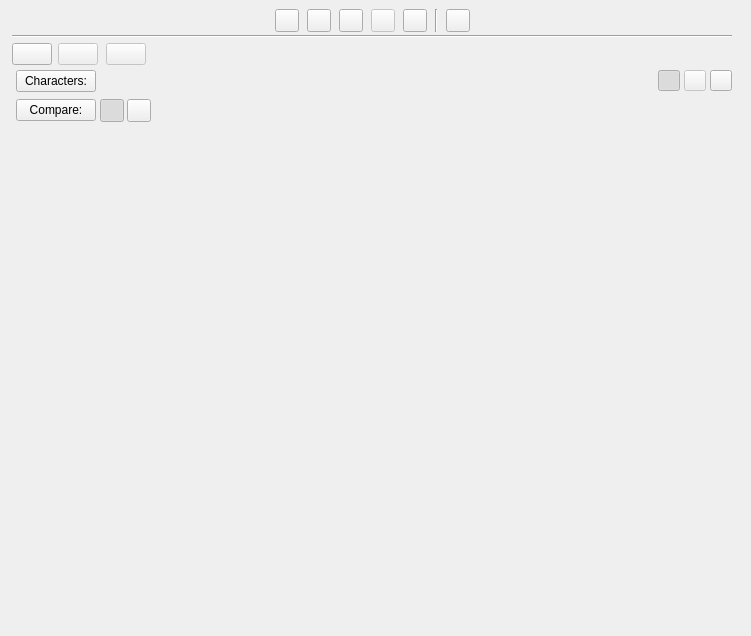
Old version of the form ui/characters_view.ui in the repository zkovari/plotlyst.
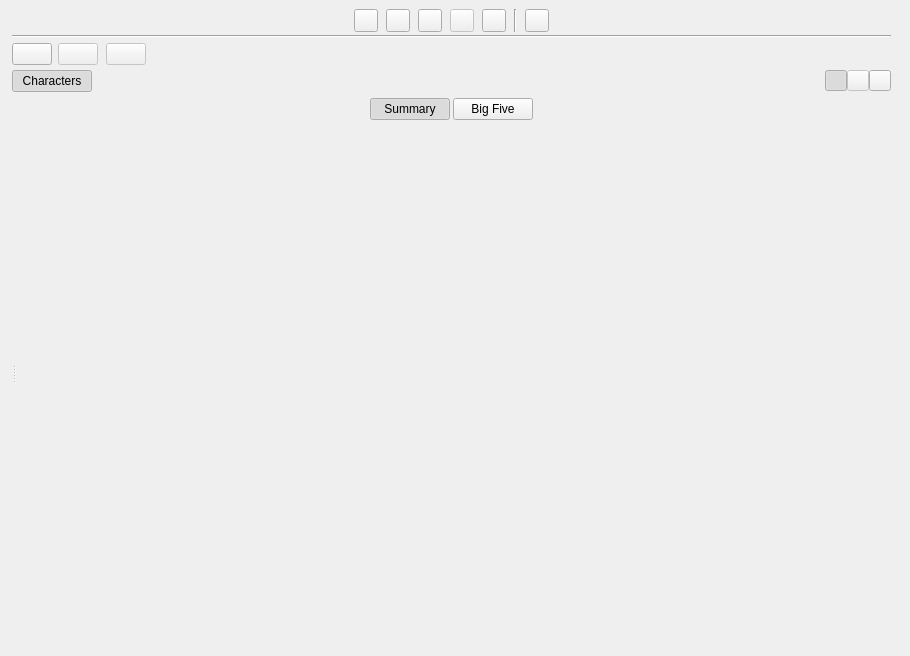
New version of the form. The open tabs and pages were chosen to show the change. Custom widgets are drawn as their Qt base class.

Commit message:
New character comparison view (#658)
* New character comparison view

* Fix int conversion

* Restyle

* Fade in and out

* rounded

* Handle refresh

What changed in the file:
```diff
--- a/ui/characters_view.ui
+++ b/ui/characters_view.ui
@@ -6,8 +6,8 @@
    <rect>
     <x>0</x>
     <y>0</y>
-    <width>751</width>
-    <height>636</height>
+    <width>910</width>
+    <height>656</height>
    </rect>
   </property>
   <property name="windowTitle">
@@ -659,9 +659,12 @@
           </layout>
          </widget>
          <widget class="QWidget" name="pageComparison">
-          <layout class="QVBoxLayout" name="verticalLayout_7">
+          <property name="bg" stdset="0">
+           <bool>true</bool>
+          </property>
+          <layout class="QVBoxLayout" name="verticalLayout_11">
            <property name="spacing">
-            <number>4</number>
+            <number>0</number>
            </property>
            <property name="leftMargin">
             <number>0</number>
@@ -677,23 +680,19 @@
            </property>
            <item>
             <layout class="QHBoxLayout" name="horizontalLayout_6">
-             <property name="leftMargin">
-              <number>4</number>
-             </property>
              <item>
               <widget class="QPushButton" name="btnCharactersLabel">
                <property name="text">
-                <string>Characters:</string>
+                <string>Characters</string>
                </property>
-              </widget>
-             </item>
-             <item>
-              <widget class="CharacterSelectorButtons" name="wdgComparisonCharacterSelector" native="true">
-               <property name="sizePolicy">
-                <sizepolicy hsizetype="Expanding" vsizetype="Preferred">
-                 <horstretch>0</horstretch>
-                 <verstretch>0</verstretch>
-                </sizepolicy>
+               <property name="checkable">
+                <bool>true</bool>
+               </property>
+               <property name="checked">
+                <bool>true</bool>
+               </property>
+               <property name="base" stdset="0">
+                <bool>true</bool>
                </property>
               </widget>
              </item>
@@ -703,7 +702,7 @@
                 <enum>Qt::Horizontal</enum>
                </property>
                <property name="sizeType">
-                <enum>QSizePolicy::Preferred</enum>
+                <enum>QSizePolicy::Expanding</enum>
                </property>
                <property name="sizeHint" stdset="0">
                 <size>
@@ -810,20 +809,52 @@
             </layout>
            </item>
            <item>
+            <widget class="QSplitter" name="splitterCompTree">
+             <property name="sizePolicy">
+              <sizepolicy hsizetype="Expanding" vsizetype="Expanding">
+               <horstretch>0</horstretch>
+               <verstretch>0</verstretch>
+              </sizepolicy>
+             </property>
+             <property name="orientation">
+              <enum>Qt::Horizontal</enum>
+             </property>
+             <widget class="QWidget" name="wdgCharactersCompTreeParent" native="true">
+              <layout class="QVBoxLayout" name="verticalLayout_10">
+               <property name="spacing">
+                <number>0</number>
+               </property>
+               <property name="leftMargin">
+                <number>0</number>
+               </property>
+               <property name="topMargin">
+                <number>0</number>
+               </property>
+               <property name="rightMargin">
+                <number>0</number>
+               </property>
+               <property name="bottomMargin">
+                <number>0</number>
+               </property>
+              </layout>
+             </widget>
+             <widget class="QWidget" name="">
+              <layout class="QVBoxLayout" name="verticalLayout_7">
+               <property name="spacing">
+                <number>0</number>
+               </property>
+               <item>
+                <widget class="QWidget" name="wdgCompSelectorsParent" native="true">
+                 <property name="relaxed-white-bg" stdset="0">
+                  <bool>true</bool>
+                 </property>
             <layout class="QHBoxLayout" name="horizontalLayout_7">
              <property name="leftMargin">
               <number>4</number>
              </property>
              <property name="topMargin">
-              <number>3</number>
-             </property>
-             <item>
-              <widget class="QPushButton" name="btnComparisonLabel">
-               <property name="text">
-                <string>Compare:</string>
-               </property>
-              </widget>
-             </item>
+                   <number>6</number>
+                  </property>
              <item>
               <widget class="QWidget" name="wdgComparisonSelectorParent" native="true">
                <property name="sizePolicy">
@@ -849,7 +880,20 @@
                  <number>0</number>
                 </property>
                 <item>
-                 <widget class="QToolButton" name="btnSummaryComparison">
+                      <spacer name="horizontalSpacer_7">
+                       <property name="orientation">
+                        <enum>Qt::Horizontal</enum>
+                       </property>
+                       <property name="sizeHint" stdset="0">
+                        <size>
+                         <width>40</width>
+                         <height>20</height>
+                        </size>
+                       </property>
+                      </spacer>
+                     </item>
+                     <item>
+                      <widget class="QPushButton" name="btnSummaryComparison">
                   <property name="cursor">
                    <cursorShape>PointingHandCursor</cursorShape>
                   </property>
@@ -857,7 +901,7 @@
                    <string>Compare summary</string>
                   </property>
                   <property name="text">
-                   <string/>
+                        <string>Summary</string>
                   </property>
                   <property name="checkable">
                    <bool>true</bool>
@@ -871,7 +915,7 @@
                  </widget>
                 </item>
                 <item>
-                 <widget class="QToolButton" name="btnBigFiveComparison">
+                      <widget class="QPushButton" name="btnBigFiveComparison">
                   <property name="cursor">
                    <cursorShape>PointingHandCursor</cursorShape>
                   </property>
@@ -879,7 +923,7 @@
                    <string>Compare Big Five traits</string>
                   </property>
                   <property name="text">
-                   <string/>
+                        <string>Big Five</string>
                   </property>
                   <property name="checkable">
                    <bool>true</bool>
@@ -909,6 +953,7 @@
               </widget>
              </item>
             </layout>
+                </widget>
            </item>
            <item>
             <widget class="QScrollArea" name="scrollArea_3">
@@ -926,10 +971,13 @@
                <rect>
                 <x>0</x>
                 <y>0</y>
-                <width>100</width>
-                <height>30</height>
-               </rect>
-              </property>
+                    <width>313</width>
+                    <height>528</height>
+                   </rect>
+                  </property>
+                  <property name="relaxed-white-bg" stdset="0">
+                   <bool>true</bool>
+                  </property>
               <layout class="QVBoxLayout" name="verticalLayout_8">
                <property name="spacing">
                 <number>4</number>
@@ -952,6 +1000,10 @@
            </item>
           </layout>
          </widget>
+            </widget>
+           </item>
+          </layout>
+         </widget>
          <widget class="QWidget" name="pageCardsView">
           <property name="relaxed-white-bg" stdset="0">
            <bool>true</bool>
```
Left out of the diff: 32 changed lines with no effect on the pictures. Lines whose indentation alone changed are shown as unchanged. The commit also changes 11 other files.
